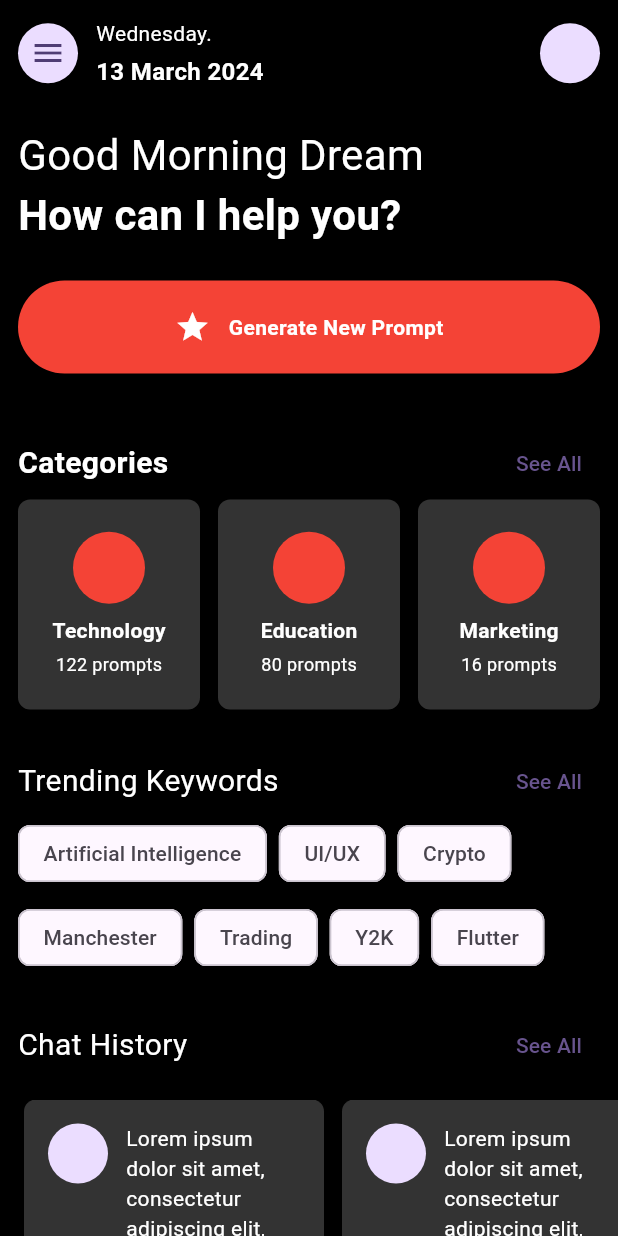
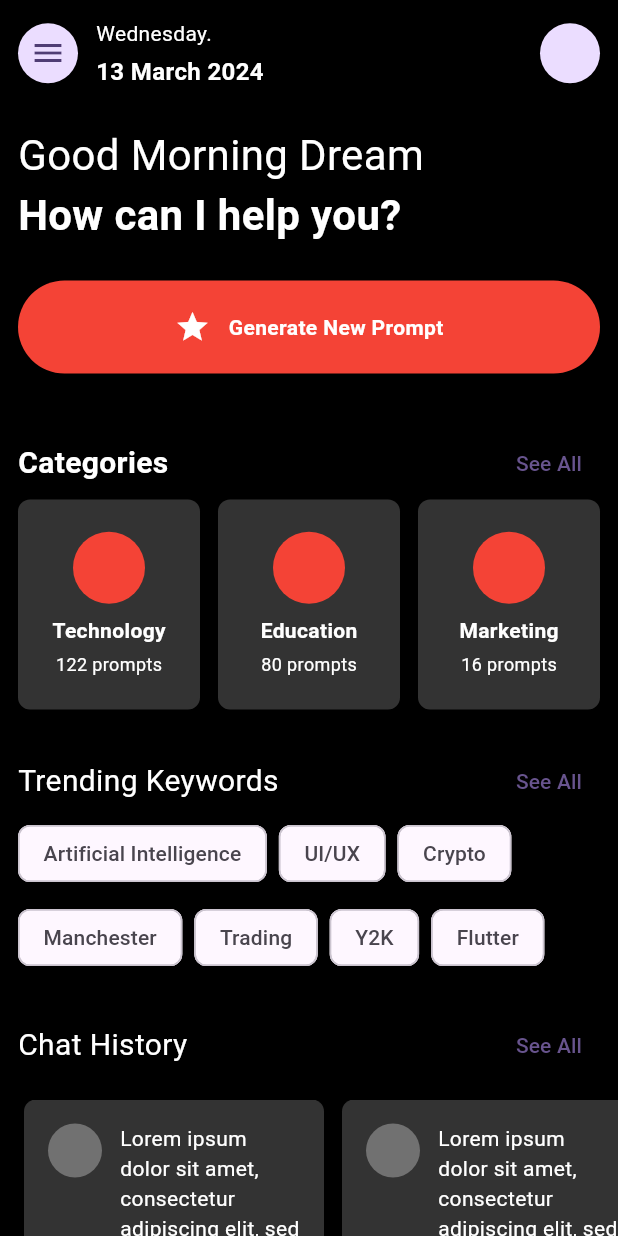
Before and after one commit to JAICHANGPARK/flutter_notebook_chapter_36, a Flutter app: the ChatBotHomePage screen opened directly, on a phone screen of 412 x 824 dp. Run offline on Flutter 3.47's test engine with Material 3 defaults, Android fonts, the phone set to English and light mode, and no system bars; our stand-ins replace gap.

Commit message:
Update chat_bot_home_page.dart

```diff
--- a/lib/ep1831_chat_bot_app/views/chat_bot_home_page.dart
+++ b/lib/ep1831_chat_bot_app/views/chat_bot_home_page.dart
@@ -321,7 +321,10 @@ class _ChatBotHomePageState extends State<ChatBotHomePage> {
                           child: Row(
                             crossAxisAlignment: CrossAxisAlignment.start,
                             children: [
-                              CircleAvatar(),
+                              CircleAvatar(
+                                radius: 18,
+                                backgroundColor: Colors.white.withOpacity(.3),
+                              ),
                               Gap(12),
                               Expanded(
                                 child: Text(
```
